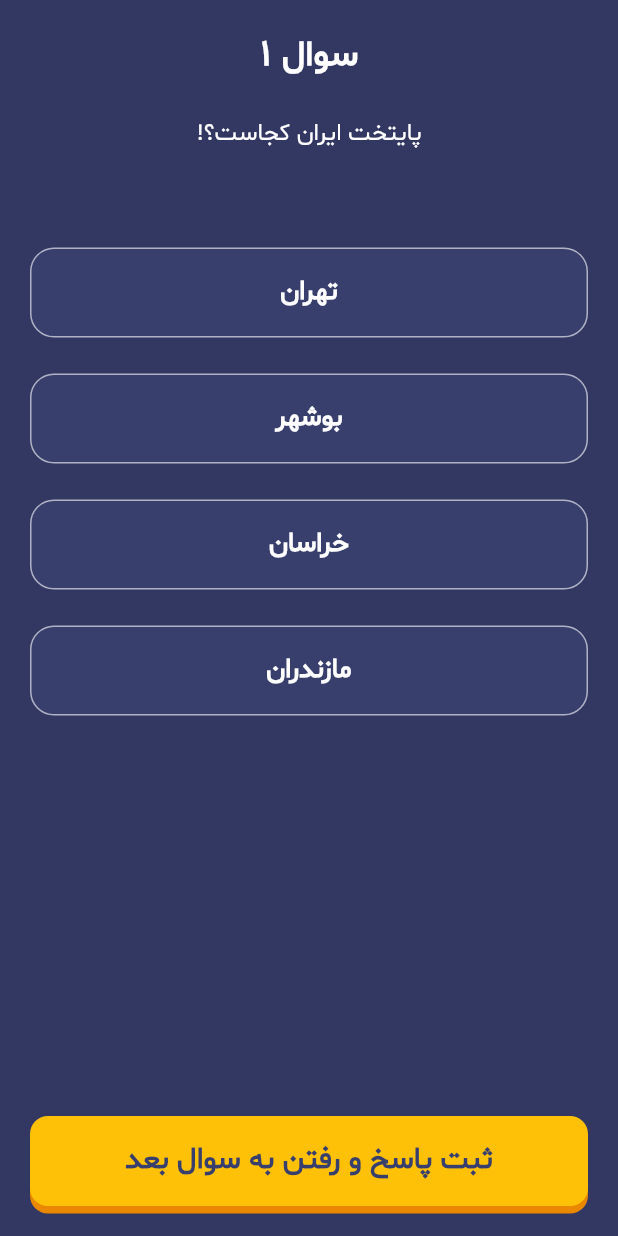
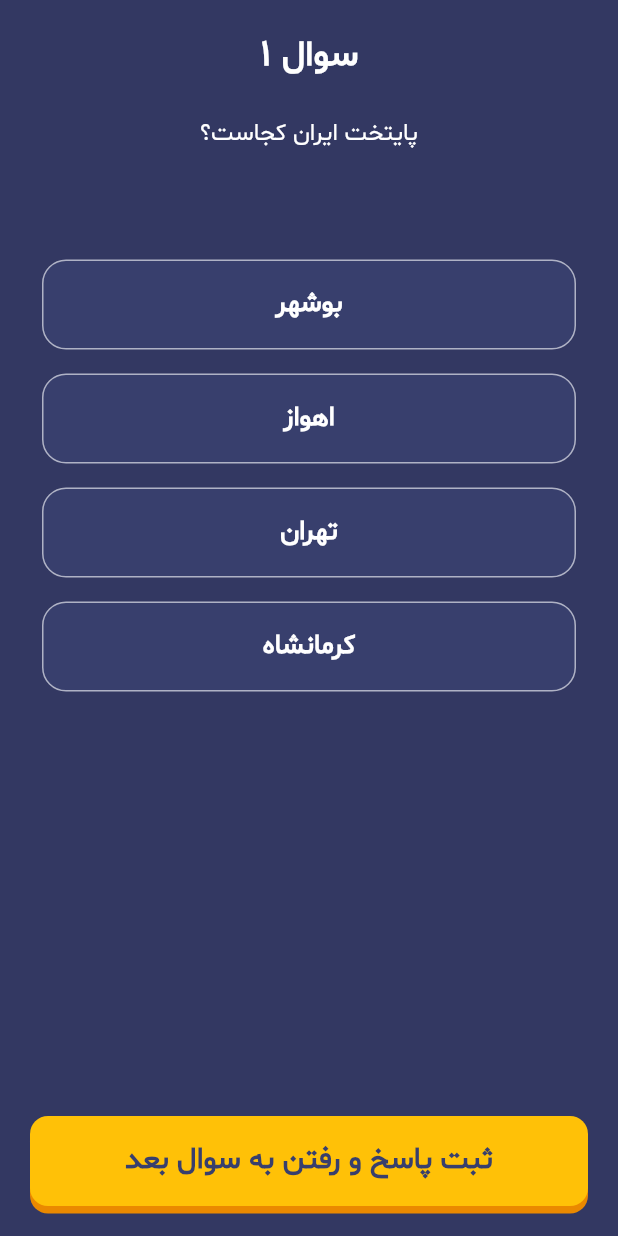
Before and after one commit to mohammad-dehghanifard/nova_quiz, a Flutter app: the QuestionsPage screen opened directly, after a tap on "ثبت پاسخ و رفتن به سوال بعد", on a phone screen of 412 x 824 dp. Run offline on Flutter 3.47's test engine with Material 3 defaults, Android fonts, the phone set to English and light mode, and no system bars; our stand-ins replace flutter_spinkit.

Commit message:
completed app

```diff
--- /dev/null
+++ b/lib/models/question.dart
@@ -0,0 +1,40 @@
+class Question {
+
+  final String question;
+  final List<String> answers;
+  final int correctAnswerIndex;
+
+  Question({
+    required this.question,
+    required this.answers,
+    required this.correctAnswerIndex
+});
+}
+
+final List<Question> questionList = [
+  Question(
+      question: "پایتخت ایران کجاست؟",
+      answers: ["بوشهر","اهواز","تهران","کرمانشاه"],
+      correctAnswerIndex: 2
+  ),
+  Question(
+      question: "کدام پادشاه ایران سه امپراطور روم را شکست داد؟",
+      answers: ["مهرداد اول اشکانی","شاپور اول ساسانی","خسرواونشیروان","بهرام گور"],
+      correctAnswerIndex: 1
+  ),
+  Question(
+      question: "به کدام شهر ایران نصف جهان میگونید؟",
+      answers: ["اصفهان","کرج","مشهد","خرمشهر"],
+      correctAnswerIndex: 0
+  ),
+  Question(
+      question: "شاهنامه اثر چه کسی است؟",
+      answers: ["حافظ","مولانا","شمس","فردوسی"],
+      correctAnswerIndex: 3
+  ),
+  Question(
+      question: "در داستان های شاهنامه چه کسی ضحاک را شکست داد؟",
+      answers: ["داریوش","کاوه اهنگر","فریدون","جمشید"],
+      correctAnswerIndex: 2
+  ),
+];
--- a/lib/pages/questions_page.dart
+++ b/lib/pages/questions_page.dart
@@ -1,11 +1,31 @@
+import 'package:flutter/cupertino.dart';
 import 'package:flutter/material.dart';
 import 'package:nova_quiz/core/constants/app_colors.dart';
+import 'package:nova_quiz/models/question.dart';
+import 'package:nova_quiz/pages/result_page.dart';
 import 'package:nova_quiz/widgets/app_button_widget.dart';
 import 'package:nova_quiz/widgets/question_button_widget.dart';
 
-class QuestionsPage extends StatelessWidget {
+class QuestionsPage extends StatefulWidget {
   const QuestionsPage({super.key});
 
+  @override
+  State<QuestionsPage> createState() => _QuestionsPageState();
+}
+
+class _QuestionsPageState extends State<QuestionsPage> {
+  int questionIndex = 0;
+  int? selectedAnswer;
+  bool? isSelectAnswer;
+  int correctAnswer = 0;
+  int wrongAnswer = 0;
+
+  bool setAnswer(int answerIndex,int correctAnswer) {
+    setState(() {
+      selectedAnswer = answerIndex;
+    });
+    return selectedAnswer == correctAnswer ? true : false;
+  }
   @override
   Widget build(BuildContext context) {
     return  Scaffold(
@@ -15,21 +35,45 @@ class QuestionsPage extends StatelessWidget {
           padding: const EdgeInsets.all(20.0),
           child: Column(
             children: [
-              const Text("سوال 1",style: TextStyle(color: Colors.white,fontWeight: FontWeight.bold,fontSize: 24),),
+              Text("سوال ${questionIndex + 1}",style: const TextStyle(color: Colors.white,fontWeight: FontWeight.bold,fontSize: 24),),
               const SizedBox(height: 24),
-              const Text("پایتخت ایران کجاست؟!",style: TextStyle(color: Colors.white,fontSize: 16),),
+              Text(questionList[questionIndex].question,style: const TextStyle(color: Colors.white,fontSize: 16),),
               const SizedBox(height: 64),
               // question buttons
-              QuestionButton(onTap: () {},text: "تهران"),
-              const SizedBox(height: 24),
-              QuestionButton(onTap: () {},text: "بوشهر"),
-              const SizedBox(height: 24),
-              QuestionButton(onTap: () {},text: "خراسان"),
-              const SizedBox(height: 24),
-              QuestionButton(onTap: () {},text: "مازندران"),
+             Column(
+               children: List.generate(
+                   questionList[questionIndex].answers.length,
+                       (index) => Padding(
+                         padding: const EdgeInsets.all(8.0),
+                         child: QuestionButton(
+                             onTap: () {
+                             isSelectAnswer = setAnswer(index,questionList[questionIndex].correctAnswerIndex);
+                             },
+                             selected: index == selectedAnswer,
+                             text: questionList[questionIndex].answers[index]),
+                       )),
+             ),
               const Spacer(),
               // go next question
-              AppButton(text: "ثبت پاسخ و رفتن به سوال بعد",onTap: () {},)
+              AppButton(text: "ثبت پاسخ و رفتن به سوال بعد",onTap: () {
+                if(isSelectAnswer != null) {
+                    isSelectAnswer! ? correctAnswer++ : wrongAnswer++;
+                    selectedAnswer = null;
+                    isSelectAnswer = null;
+
+                  if(questionIndex < questionList.length - 1) {
+                    questionIndex++;
+                  } else {
+                    Navigator.pushReplacement(context, CupertinoPageRoute(builder: (context) => ResultPage(correctAnswer: correctAnswer,wrongAnswer: wrongAnswer,)));
+                  }
+
+                  setState(() {
+
+                  });
+
+                }
+
+              },)
             ],
           ),
         ),
--- a/lib/pages/result_page.dart
+++ b/lib/pages/result_page.dart
@@ -5,8 +5,9 @@ import 'package:nova_quiz/pages/home_page.dart';
 import 'package:nova_quiz/widgets/app_button_widget.dart';
 
 class ResultPage extends StatelessWidget {
-  const ResultPage({super.key});
-
+  const ResultPage({super.key, required this.correctAnswer, required this.wrongAnswer});
+  final int correctAnswer;
+  final int wrongAnswer;
   @override
   Widget build(BuildContext context) {
     return Scaffold(
@@ -22,9 +23,9 @@ class ResultPage extends StatelessWidget {
               children: [
                 const Spacer(),
                 Image.asset("assets/images/result.png",height: 280,),
-                const Text("پاسخ درست : 5",style: TextStyle(color: Colors.white,fontWeight: FontWeight.bold,fontSize: 24),),
+                 Text("پاسخ درست : ${correctAnswer}",style: TextStyle(color: Colors.white,fontWeight: FontWeight.bold,fontSize: 24),),
                 const SizedBox(height: 8),
-                const Text("پاسخ اشتباه : 3",style: TextStyle(color: Colors.white,fontWeight: FontWeight.bold,fontSize: 24),),
+                 Text("پاسخ اشتباه : ${wrongAnswer}",style: TextStyle(color: Colors.white,fontWeight: FontWeight.bold,fontSize: 24),),
                 const Spacer(),
                 AppButton(text: "برگشت به صفحه اصلی", onTap: () {
                   Navigator.pushReplacement(context, CupertinoPageRoute(builder: (context) => const HomePage(),));
--- a/lib/widgets/question_button_widget.dart
+++ b/lib/widgets/question_button_widget.dart
@@ -3,20 +3,23 @@ import 'package:nova_quiz/core/constants/app_colors.dart';
 
 class QuestionButton extends StatelessWidget {
   const QuestionButton({
-    super.key, required this.onTap, required this.text,
+    super.key, required this.onTap, required this.text, required this.selected,
   });
   final Function() onTap;
   final String text;
+  final bool selected;
+
   @override
   Widget build(BuildContext context) {
     return GestureDetector(
       onTap: onTap,
-      child: Container(
+      child: AnimatedContainer(
+        duration: const Duration(milliseconds: 500),
         width: double.infinity,
         height: 60,
         decoration: BoxDecoration(
             borderRadius: BorderRadius.circular(16),
-            border: Border.all(color: Colors.white.withOpacity(0.60)),
+            border: Border.all(color: selected? AppColors.primary : Colors.white.withOpacity(0.60)),
             color: AppColors.container
         ),
         child:  Center(child: Text(text,style: const TextStyle(color: Colors.white,fontSize: 18,fontWeight: FontWeight.bold),)),
```
